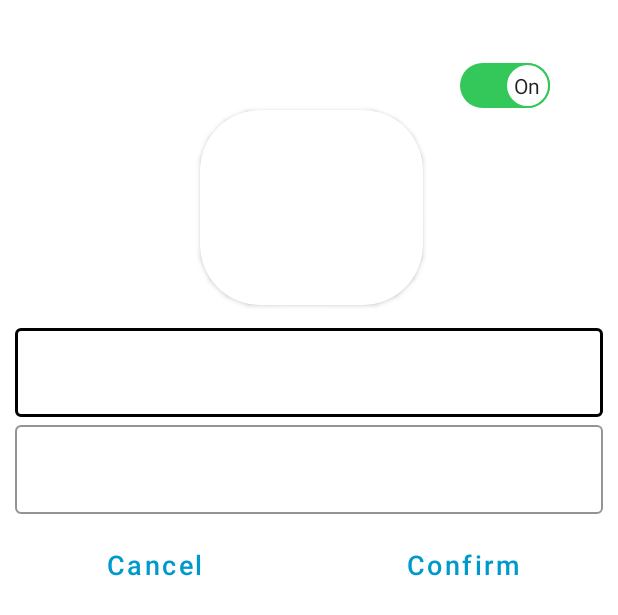
After one commit to KhairulEidlan/NgopiCafe, an Android app: the layout dialog_admin_menu.xml on its own in the app's theme, with its tools: preview values and no code run, on a phone screen of 412 x 824 dp. The commit adds this screen. Shown: the top 615 px of the screen. Run offline under Robolectric (Android 15) with nearby library versions, the phone set to English and light mode, and no system bars.

Commit message:
admin read data

```diff
--- a/app/src/main/java/com/example/ngopi/apps/rv/RvAdminMenuAdapter.java
+++ b/app/src/main/java/com/example/ngopi/apps/rv/RvAdminMenuAdapter.java
@@ -2,12 +2,15 @@ package com.example.ngopi.apps.rv;
 
 import android.app.Dialog;
 import android.content.Context;
+import android.content.Intent;
 import android.content.SharedPreferences;
 import android.os.Build;
 import android.view.LayoutInflater;
 import android.view.View;
 import android.view.ViewGroup;
 import android.widget.ArrayAdapter;
+import android.widget.Button;
+import android.widget.EditText;
 import android.widget.ImageView;
 import android.widget.Spinner;
 import android.widget.TextView;
@@ -20,7 +23,9 @@ import androidx.core.content.ContextCompat;
 import androidx.recyclerview.widget.RecyclerView;
 
 import com.bumptech.glide.Glide;
+import com.example.ngopi.AdminCategory;
 import com.example.ngopi.R;
+import com.google.android.material.textfield.TextInputLayout;
 
 import java.util.ArrayList;
 import java.util.Locale;
@@ -51,9 +56,53 @@ public class RvAdminMenuAdapter extends RecyclerView.Adapter<RvAdminMenuAdapter.
         holder.btnedit.setOnClickListener(new View.OnClickListener() {
             @Override
             public void onClick(View v) {
+                openDialog(v, currentItem);
+//                Toast.makeText(v.getContext(), "Clicked Laugh Vote" + currentItem.getItemName(), Toast.LENGTH_SHORT).show();
             }
         });
 
+    }
+    private void openDialog(View v, RvMenuModel currentItem) {
+
+        Dialog menuDialog = new Dialog(v.getContext());
+        View dialogView = LayoutInflater.from(v.getContext()).inflate(R.layout.dialog_admin_menu,null);
+
+        menuDialog.setContentView(dialogView);
+        menuDialog.getWindow().setBackgroundDrawable(ContextCompat.getDrawable(v.getContext(), R.drawable.dialog_background));
+        menuDialog.getWindow().setLayout(ViewGroup.LayoutParams.MATCH_PARENT,ViewGroup.LayoutParams.WRAP_CONTENT);
+        menuDialog.getWindow().getAttributes().windowAnimations = R.style.animation;
+
+        EditText item_title, item_price;
+        ImageView imageItemMenu;
+        SwitchCompat activebtn;
+        Button btnCancel,btnConfirm;
+
+        item_title = dialogView.findViewById(R.id.item_title);
+        item_price = dialogView.findViewById(R.id.item_price);
+        imageItemMenu = dialogView.findViewById(R.id.imgItemMenu);
+
+        activebtn = dialogView.findViewById(R.id.activebtn);
+        btnCancel = dialogView.findViewById(R.id.btnCancel);
+        btnConfirm = dialogView.findViewById(R.id.btnConfirm);
+
+        item_title.setText(currentItem.getItemName());
+        item_price.setText(String.format(Locale.getDefault()," %.2f", currentItem.getItemPrice()));
+        Glide.with(context).load(currentItem.getItemImage()).into(imageItemMenu);
+
+        btnCancel.setOnClickListener(new View.OnClickListener() {
+            @Override
+            public void onClick(View v) {
+                menuDialog.dismiss();
+            }
+        });
+        btnConfirm.setOnClickListener(new View.OnClickListener() {
+            @Override
+            public void onClick(View v) {
+//                currentItem.setItemName(item_title.getText().toString());
+            }
+        });
+        menuDialog.setCancelable(true);
+        menuDialog.show();
     }
 
     @Override
@@ -62,6 +111,7 @@ public class RvAdminMenuAdapter extends RecyclerView.Adapter<RvAdminMenuAdapter.
     }
 
     private void toDatabase(RvMenuModel currentItem) {
+
 
 
     }
--- /dev/null
+++ b/app/src/main/res/layout/dialog_admin_menu.xml
@@ -0,0 +1,131 @@
+<?xml version="1.0" encoding="utf-8"?>
+<RelativeLayout xmlns:android="http://schemas.android.com/apk/res/android"
+    xmlns:app="http://schemas.android.com/apk/res-auto"
+    android:layout_width="match_parent"
+    android:layout_height="wrap_content"
+    android:background="@color/white">
+
+
+    <androidx.cardview.widget.CardView
+        android:id="@+id/cardViewImage"
+        android:layout_width="130dp"
+        android:layout_height="130dp"
+        android:layout_below="@+id/activebtn"
+        android:layout_alignParentStart="true"
+        android:layout_alignParentEnd="true"
+        android:layout_marginStart="133dp"
+        android:layout_marginTop="1dp"
+        android:layout_marginEnd="130dp"
+        android:elevation="15dp"
+        app:cardCornerRadius="40dp">
+
+        <ImageView
+            android:id="@+id/imgItemMenu"
+            android:layout_width="match_parent"
+            android:layout_height="match_parent"
+            android:scaleType="fitXY" />
+
+
+    </androidx.cardview.widget.CardView>
+
+    <androidx.appcompat.widget.SwitchCompat
+        android:id="@+id/activebtn"
+        android:layout_width="wrap_content"
+        android:layout_height="0dp"
+        android:layout_alignParentTop="true"
+        android:layout_alignParentEnd="true"
+        android:layout_marginTop="42dp"
+        android:layout_marginEnd="45dp"
+        android:checked="true"
+        android:textOff="Off"
+        android:textOn="On"
+        android:thumb="@drawable/thumb"
+        app:showText="true"
+        app:track="@drawable/track" />
+
+    <LinearLayout
+        android:id="@+id/llItemMenu"
+        android:layout_width="match_parent"
+        android:layout_height="wrap_content"
+        android:layout_marginTop="10dp"
+        android:layout_below="@+id/cardViewImage"
+        android:orientation="vertical">
+
+        <com.google.android.material.textfield.TextInputLayout
+            style="@style/Widget.MaterialComponents.TextInputLayout.OutlinedBox"
+            android:layout_width="match_parent"
+            android:layout_height="wrap_content"
+            android:layout_marginLeft="10dp"
+            android:layout_marginRight="10dp"
+            app:boxBackgroundColor="@color/white"
+            app:boxStrokeColor="@color/black"
+            app:layout_constraintTop_toBottomOf="@+id/textInputLayout">
+
+            <EditText
+                android:id="@+id/item_title"
+                android:layout_width="match_parent"
+                android:layout_height="wrap_content"
+                android:inputType="text"
+                android:textColor="@color/black"
+                android:textSize="18sp" />
+        </com.google.android.material.textfield.TextInputLayout>
+
+        <com.google.android.material.textfield.TextInputLayout
+            style="@style/Widget.MaterialComponents.TextInputLayout.OutlinedBox"
+            android:layout_width="match_parent"
+            android:layout_height="wrap_content"
+            android:layout_marginLeft="10dp"
+            android:layout_marginRight="10dp"
+            app:boxBackgroundColor="@color/white"
+            app:boxStrokeColor="@color/black"
+            app:layout_constraintTop_toBottomOf="@+id/textInputLayout">
+
+            <EditText
+                android:id="@+id/item_price"
+                android:layout_width="match_parent"
+                android:layout_height="wrap_content"
+                android:inputType="number"
+                android:textColor="@color/black"
+                android:textSize="18sp" />
+        </com.google.android.material.textfield.TextInputLayout>
+
+    </LinearLayout>
+    <LinearLayout
+        android:layout_width="fill_parent"
+        android:layout_height="wrap_content"
+        android:orientation="horizontal"
+        android:layout_below="@id/llItemMenu"
+        android:layout_marginTop="10dp"
+        android:weightSum="2">
+
+        <Button
+            android:id="@+id/btnCancel"
+            android:layout_width="0dp"
+            android:layout_height="wrap_content"
+            android:layout_weight="1"
+            android:background="@android:color/transparent"
+            android:text="Cancel"
+            android:textAlignment="center"
+            android:textAllCaps="false"
+            android:textColor="@android:color/holo_blue_dark"
+            android:textSize="18sp" />
+
+        <Button
+            android:id="@+id/btnConfirm"
+            android:layout_width="0dp"
+            android:layout_height="wrap_content"
+            android:layout_weight="1"
+            android:layout_toEndOf="@+id/btnCancel"
+            android:background="@android:color/transparent"
+            android:text="Confirm"
+            android:textAlignment="center"
+            android:textAllCaps="false"
+            android:textColor="@android:color/holo_blue_dark"
+            android:textSize="18sp"/>
+
+    </LinearLayout>
+
+
+
+
+</RelativeLayout>
```
